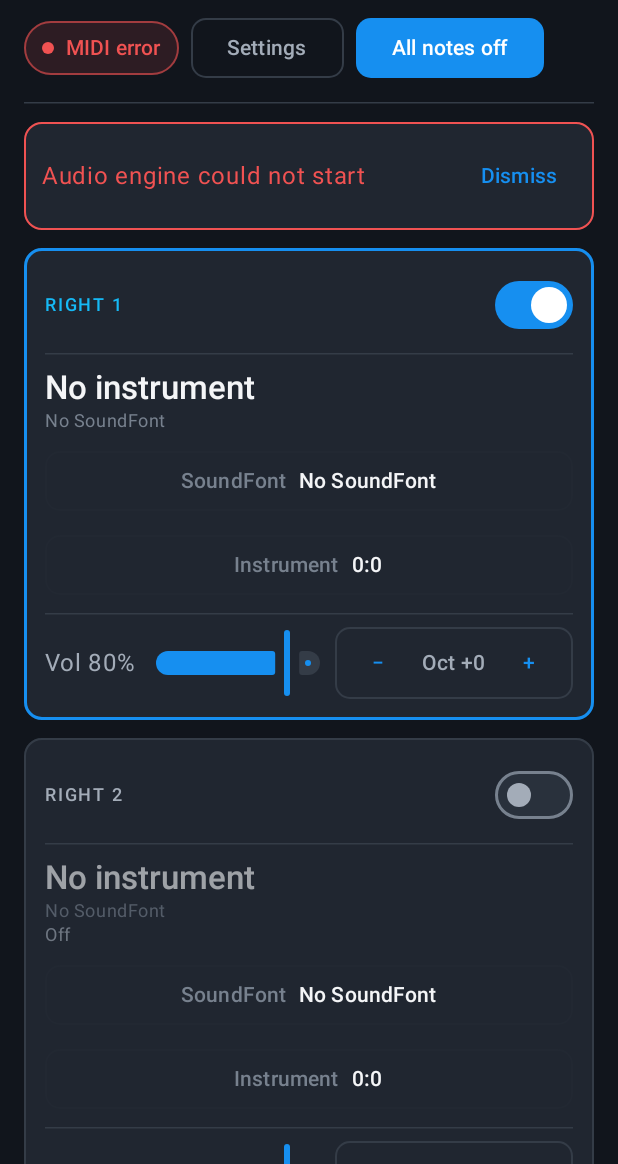
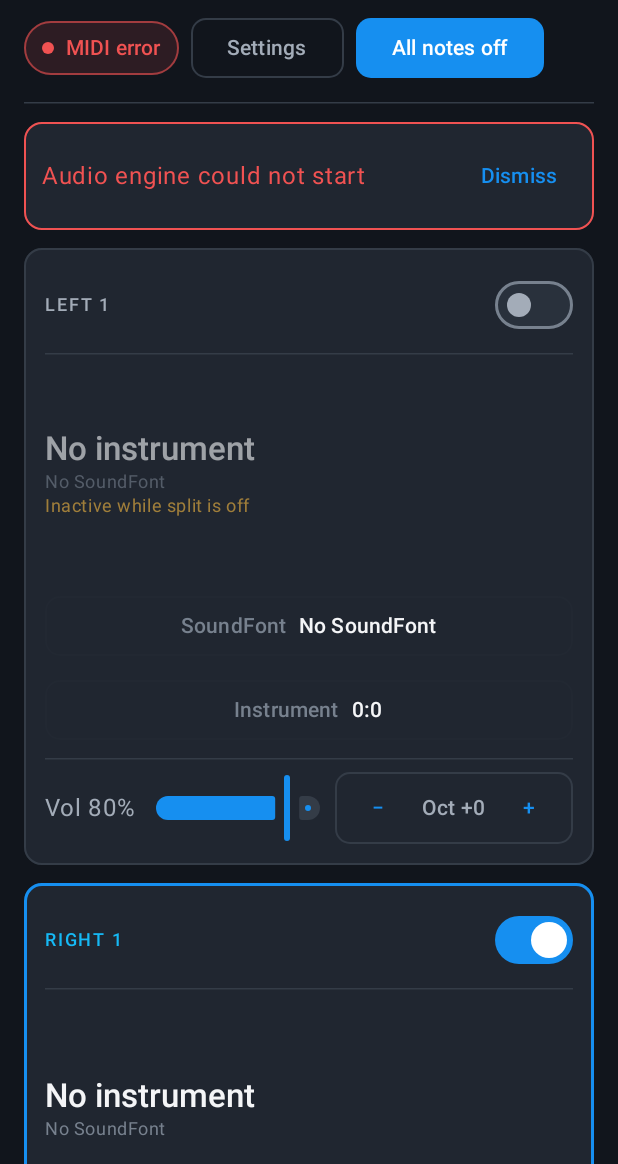
Before and after one commit to not-pesto/OpenKeys, an Android app built with Jetpack Compose: the screen it shows after launch (MainActivity), on a phone screen of 412 x 824 dp, the part 72-1236 px from its top. Run offline under Robolectric (Android 15) with nearby library versions, the phone set to English and light mode, and no system bars; 2 statements that could not run were skipped.

Commit message:
Voice tiles: Left 1 first, large faded background instrument art

```diff
--- a/app/src/main/kotlin/io/github/openkeys/MainActivity.kt
+++ b/app/src/main/kotlin/io/github/openkeys/MainActivity.kt
@@ -29,6 +29,7 @@ import androidx.compose.foundation.layout.fillMaxHeight
 import androidx.compose.foundation.layout.fillMaxSize
 import androidx.compose.foundation.layout.fillMaxWidth
 import androidx.compose.foundation.layout.height
+import androidx.compose.foundation.layout.offset
 import androidx.compose.foundation.layout.padding
 import androidx.compose.foundation.layout.safeDrawing
 import androidx.compose.foundation.layout.size
@@ -63,6 +64,7 @@ import androidx.compose.ui.Alignment
 import androidx.compose.ui.Modifier
 import androidx.compose.ui.draw.alpha
 import androidx.compose.ui.draw.clip
+import androidx.compose.ui.graphics.Brush
 import androidx.compose.ui.graphics.Color
 import androidx.compose.ui.layout.ContentScale
 import androidx.compose.ui.res.painterResource
@@ -122,6 +124,9 @@ class MainActivity : ComponentActivity() {
 }
 
 private const val TAGLINE = "Open Source MIDI Platform for Music Performers"
+
+// Mirrors the keyboard: left-hand voice first.
+private val TILE_ORDER = listOf(VoiceSlotId.LEFT_1, VoiceSlotId.RIGHT_1, VoiceSlotId.RIGHT_2)
 
 @Composable
 private fun PerformanceScreen(app: OpenKeysApp, displayName: (Uri) -> String) {
@@ -184,7 +189,7 @@ private fun PerformanceScreen(app: OpenKeysApp, displayName: (Uri) -> String) {
 
             Box {
                 val slots: @Composable (Modifier) -> Unit = { mod ->
-                    VoiceSlotId.entries.forEach { id ->
+                    TILE_ORDER.forEach { id ->
                         SlotCard(
                             modifier = mod,
                             label = id.label(),
@@ -606,13 +611,30 @@ private fun SlotCard(
                 )
             }
             HorizontalDivider(color = OkColors.Border)
-            BoxWithConstraints(Modifier.fillMaxWidth()) {
-                val imageSize = (maxWidth * if (compact) 0.3f else 0.4f).coerceIn(64.dp, 160.dp)
-                Row(
-                    Modifier.alpha(if (active) 1f else 0.6f),
-                    verticalAlignment = Alignment.CenterVertically,
-                ) {
-                    Column(Modifier.weight(1f)) {
+            BoxWithConstraints(Modifier.fillMaxWidth().alpha(if (active) 1f else 0.6f)) {
+                val artSize = (maxWidth * if (compact) 0.5f else 0.62f).coerceIn(110.dp, 240.dp)
+                Box(Modifier.fillMaxWidth().height(artSize * 0.8f)) {
+                    if (art != null) {
+                        InstrumentImage(
+                            art,
+                            Modifier.align(Alignment.CenterEnd).offset(x = 14.dp).size(artSize),
+                        )
+                        Box(
+                            Modifier.matchParentSize().background(
+                                Brush.horizontalGradient(
+                                    0f to OkColors.Card,
+                                    0.3f to OkColors.Card.copy(alpha = 0.85f),
+                                    0.65f to Color.Transparent,
+                                ),
+                            ),
+                        )
+                        Box(
+                            Modifier.matchParentSize().background(
+                                Brush.verticalGradient(0.7f to Color.Transparent, 1f to OkColors.Card),
+                            ),
+                        )
+                    }
+                    Column(Modifier.align(Alignment.CenterStart).fillMaxWidth(if (art != null) 0.6f else 1f)) {
                         Text(
                             patch?.name ?: if (slot.soundFontId == null) "No instrument" else "Program ${slot.program}",
                             style = MaterialTheme.typography.titleLarge,
@@ -624,10 +646,6 @@ private fun SlotCard(
                             inactive -> Text("Inactive while split is off", style = MaterialTheme.typography.bodySmall, color = OkColors.Warning)
                             !slot.enabled -> Text("Off", style = MaterialTheme.typography.bodySmall, color = OkColors.TextSecondary)
                         }
-                    }
-                    if (art != null) {
-                        Spacer(Modifier.width(12.dp))
-                        InstrumentImage(art, Modifier.size(imageSize))
                     }
                 }
             }
```
